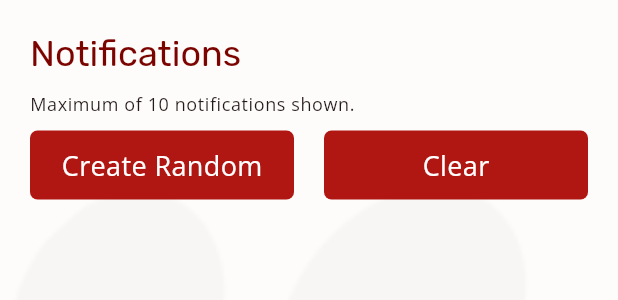
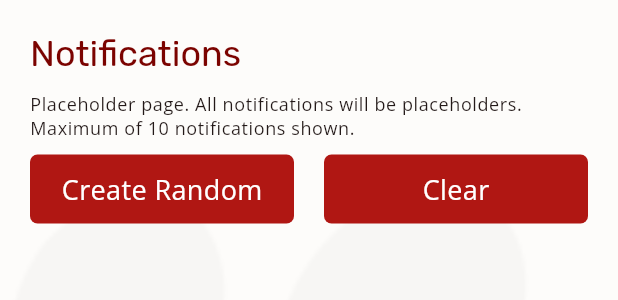
Before and after one commit to LunarEclipz/WagTrack, a Flutter app: the Notifications widget shown alone on an empty page, opened directly, on a phone screen of 412 x 824 dp. Shown: the top 300 px of the screen. Run offline on Flutter 3.47's test engine with Material 3 defaults, Android fonts, the phone set to English and light mode, and no system bars; our stand-ins replace cloud_firestore, firebase_auth, firebase_core, firebase_storage, flutter_datetime_picker_plus, flutter_local_notifications and 6 more; missing offline and left inert: flutter_facebook_auth; accounts and stored records are empty.

Commit message:
feat: change text at top of notifications page

```diff
--- a/lib/screens/notifications/notifications.dart
+++ b/lib/screens/notifications/notifications.dart
@@ -60,12 +60,13 @@ class _NotificationsState extends State<Notifications> {
     return AppScrollablePage(
       children: <Widget>[
         Text(
-          "Notifications",
+          'Notifications',
           style: textStyles.headlineMedium,
         ),
         const SizedBoxh10(),
         Text(
-          "Maximum of $maxNotifCount notifications shown.",
+          '''Placeholder page. All notifications will be placeholders.
+Maximum of $maxNotifCount notifications shown.''',
           style: textStyles.bodySmall,
         ),
 
```
